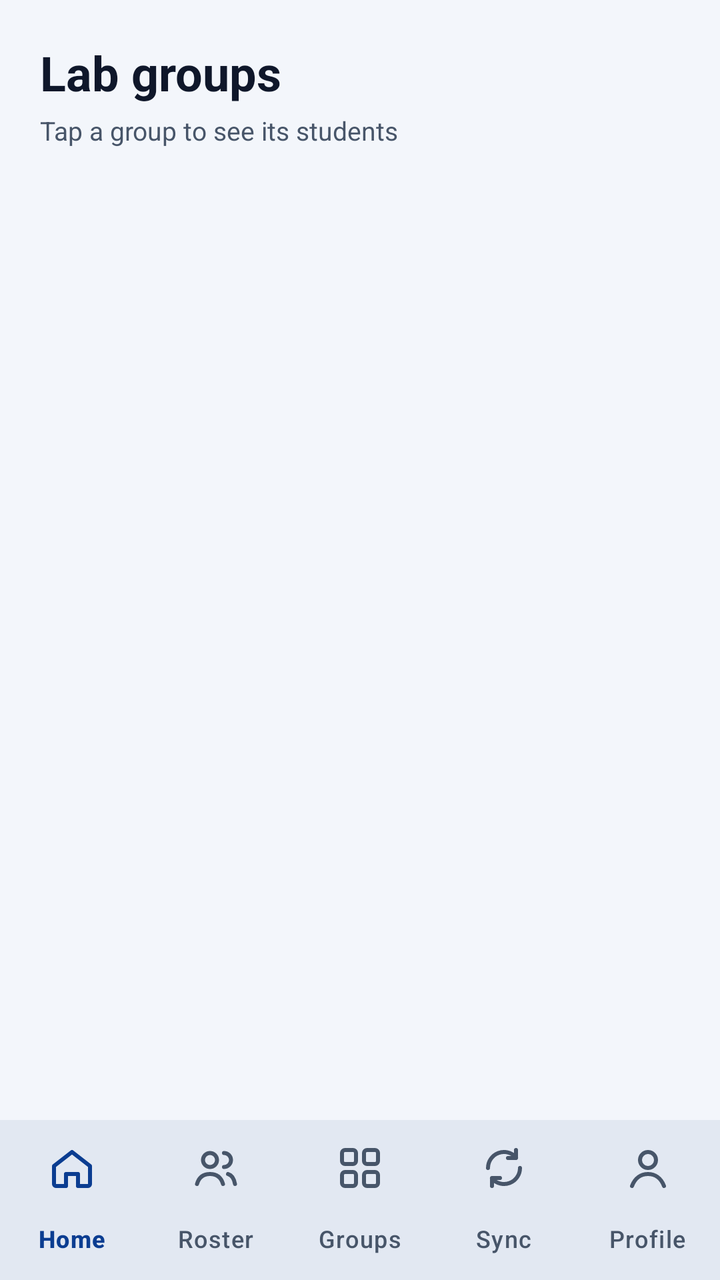
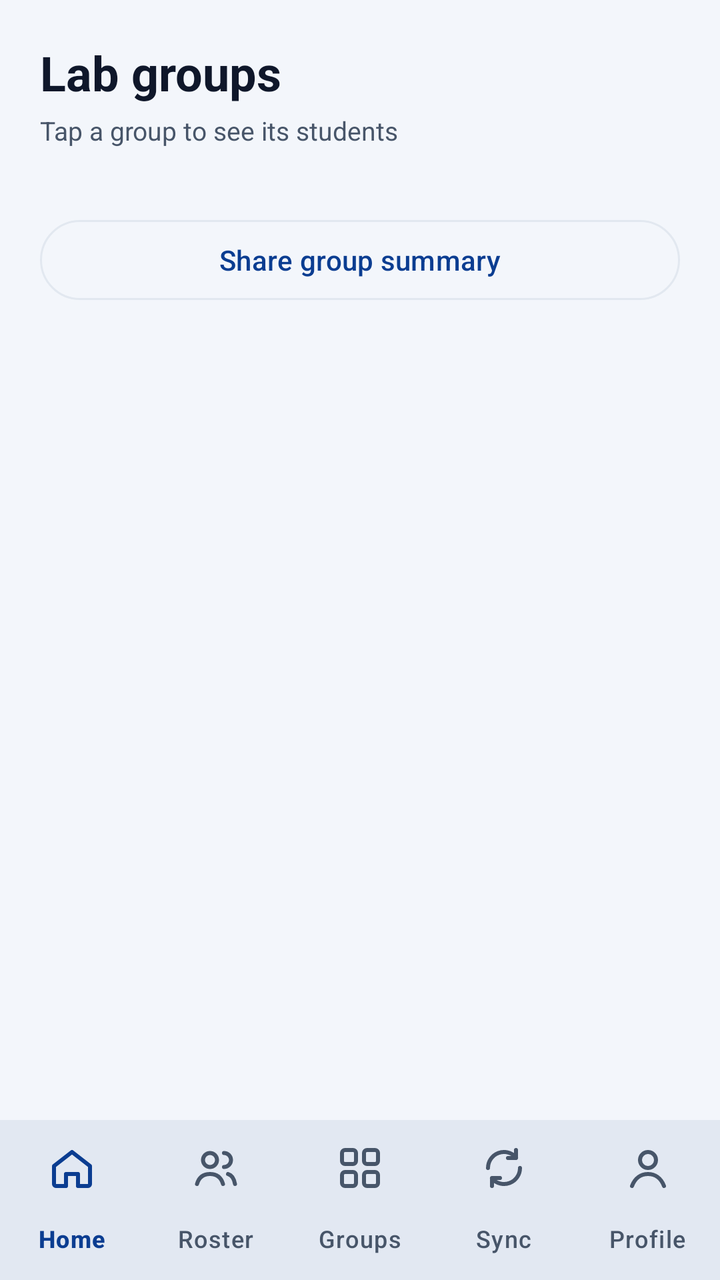

Compare the two renders of this Android layout. The source of the first and the diff that turns it into the second are given below.
<!-- AndroidManifest.xml: application theme Theme.MUStudentSync -->
<!-- res/layout/activity_groups.xml -->
<?xml version="1.0" encoding="utf-8"?>
<LinearLayout xmlns:android="http://schemas.android.com/apk/res/android"
    xmlns:app="http://schemas.android.com/apk/res-auto"
    android:layout_width="match_parent"
    android:layout_height="match_parent"
    android:orientation="vertical"
    android:background="@color/campus_ground"
    android:fitsSystemWindows="true">

    <ScrollView
        android:layout_width="match_parent"
        android:layout_height="0dp"
        android:layout_weight="1">

        <LinearLayout
            android:layout_width="match_parent"
            android:layout_height="wrap_content"
            android:orientation="vertical"
            android:padding="20dp">

            <TextView
                android:layout_width="wrap_content"
                android:layout_height="wrap_content"
                android:text="@string/groups_title"
                android:textColor="@color/campus_text"
                android:textSize="24sp"
                android:textStyle="bold"
                android:accessibilityHeading="true" />

            <TextView
                android:layout_width="wrap_content"
                android:layout_height="wrap_content"
                android:layout_marginTop="4dp"
                android:layout_marginBottom="16dp"
                android:text="@string/groups_subtitle"
                android:textColor="@color/campus_muted"
                android:textSize="13sp" />

            <LinearLayout
                android:id="@+id/listAllGroups"
                android:layout_width="match_parent"
                android:layout_height="wrap_content"
                android:background="@drawable/bg_campus_card"
                android:orientation="vertical" />
        </LinearLayout>
    </ScrollView>

    <com.google.android.material.bottomnavigation.BottomNavigationView
        android:id="@+id/bottomNav"
        style="@style/Widget.MUSync.BottomNav"
        android:layout_width="match_parent"
        android:layout_height="wrap_content"
        app:menu="@menu/menu_nav_lecturer" />
</LinearLayout>
<!-- resources referenced by this layout -->
<resources>
  <color name="campus_ground">#F3F6FB</color>
  <color name="campus_muted">#475569</color>
  <color name="campus_text">#0F172A</color>
  <!-- drawable bg_campus_card (drawable) -->
  <?xml version="1.0" encoding="utf-8"?>
  <shape xmlns:android="http://schemas.android.com/apk/res/android" android:shape="rectangle">
      <solid android:color="@color/campus_card" />
      <corners android:radius="16dp" />
  </shape>
  <string name="groups_subtitle">Tap a group to see its students</string>
  <string name="groups_title">Lab groups</string>
  <style name="Widget.MUSync.BottomNav" parent="Widget.Material3.BottomNavigationView">
          <item name="android:background">@color/campus_card</item>
          <item name="itemIconTint">@color/nav_item_color</item>
          <item name="itemTextColor">@color/nav_item_color</item>
          <item name="itemActiveIndicatorStyle">@style/Widget.MUSync.BottomNav.Indicator</item>
          <item name="labelVisibilityMode">labeled</item>
          <item name="elevation">8dp</item>
      </style>
  <style name="Theme.MUStudentSync" parent="Base.Theme.MUStudentSync" />
  <color name="campus_card">#FFFFFF</color>
  <style name="Widget.MUSync.BottomNav.Indicator" parent="Widget.Material3.BottomNavigationView.ActiveIndicator">
          <item name="android:color">@color/campus_tile</item>
      </style>
  <style name="Base.Theme.MUStudentSync" parent="Theme.Material3.DayNight.NoActionBar">
          <item name="colorPrimary">@color/campus_primary</item>
          <item name="colorOnPrimary">@color/campus_on_primary</item>
          <item name="colorPrimaryContainer">@color/campus_tile</item>
          <item name="colorOnPrimaryContainer">@color/campus_navy</item>
          <item name="colorSecondary">@color/campus_blue</item>
          <item name="colorSecondaryContainer">@color/campus_tile</item>
          <item name="colorOnSecondaryContainer">@color/campus_navy</item>
          <item name="colorSurface">@color/campus_card</item>
          <item name="colorOnSurface">@color/campus_text</item>
          <item name="colorOnSurfaceVariant">@color/campus_muted</item>
          <item name="colorOutline">@color/campus_line</item>
          <item name="colorError">@color/campus_full</item>
          <item name="android:colorBackground">@color/campus_ground</item>
          <item name="colorOnBackground">@color/campus_text</item>
          
          <item name="android:windowBackground">@color/campus_ground</item>
      </style>
  <color name="campus_tile">#E5EDFB</color>
  <color name="campus_primary">#0B3D91</color>
  <color name="campus_on_primary">#FFFFFF</color>
  <color name="campus_navy">#0B3D91</color>
  <color name="campus_blue">#1F5FD1</color>
  <color name="campus_line">#E2E8F0</color>
  <color name="campus_full">#B42318</color>
</resources>

<!-- the commit's change to res/layout/activity_groups.xml (unified diff, before → after) -->
@@ -42,6 +42,17 @@
                 android:layout_height="wrap_content"
                 android:background="@drawable/bg_campus_card"
                 android:orientation="vertical" />
+
+            
+            <com.google.android.material.button.MaterialButton
+                android:id="@+id/btnShareGroupSummary"
+                style="@style/Widget.Material3.Button.OutlinedButton"
+                android:layout_width="match_parent"
+                android:layout_height="wrap_content"
+                android:layout_marginTop="16dp"
+                android:minHeight="48dp"
+                android:text="@string/share_summary_button"
+                android:contentDescription="@string/share_summary_button_description" />
         </LinearLayout>
     </ScrollView>
 
<!-- resource entries referenced after the edit -->
@@ -11,6 +11,8 @@
   </shape>
   <string name="groups_subtitle">Tap a group to see its students</string>
   <string name="groups_title">Lab groups</string>
+  <string name="share_summary_button">Share group summary</string>
+  <string name="share_summary_button_description">Share lab group totals. No student names are included.</string>
   <style name="Widget.MUSync.BottomNav" parent="Widget.Material3.BottomNavigationView">
           <item name="android:background">@color/campus_card</item>
           <item name="itemIconTint">@color/nav_item_color</item>
